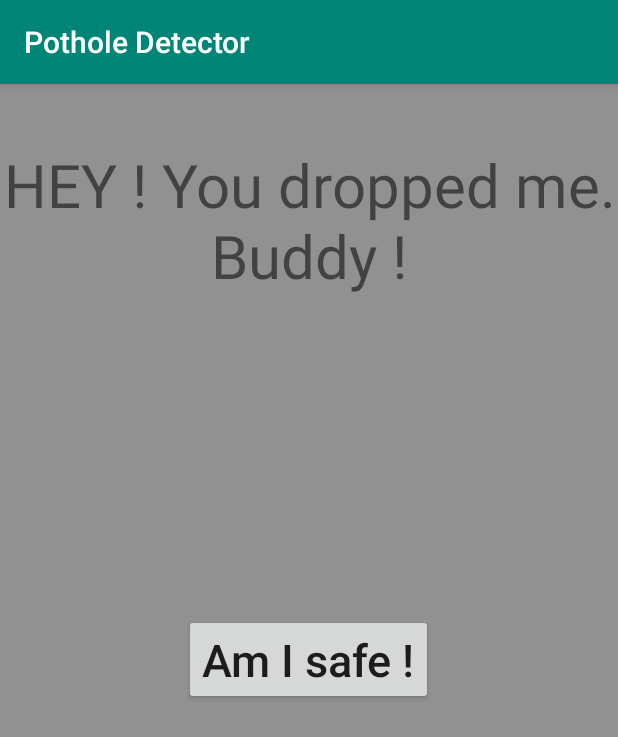
After one commit to atulya-kairati/Pothole-and-phone-drop-detector, an Android app: the Drop screen opened directly, with no data from a screen before it, on a phone screen of 412 x 824 dp. The commit adds this screen. Shown: the top 737 px of the screen. Run offline under Robolectric (Android 15) with nearby library versions, the phone set to English and light mode, and no system bars.

Commit message:
Second Commit

```diff
--- /dev/null
+++ b/app/src/main/java/com/project/potholedetector/Drop.java
@@ -0,0 +1,24 @@
+package com.project.potholedetector;
+
+import android.content.Intent;
+import android.media.MediaPlayer;
+import android.support.v7.app.AppCompatActivity;
+import android.os.Bundle;
+import android.view.View;
+
+public class Drop extends AppCompatActivity {
+
+    @Override
+    protected void onCreate(Bundle savedInstanceState) {
+        super.onCreate(savedInstanceState);
+        setContentView(R.layout.activity_drop);
+    }
+
+    public void safe(View view){
+        Intent myIntent = new Intent(this,MainActivity.class);
+
+
+        //startActivity(myIntent);
+        finish();
+    }
+}
--- /dev/null
+++ b/app/src/main/res/layout/activity_drop.xml
@@ -0,0 +1,28 @@
+<?xml version="1.0" encoding="utf-8"?>
+<RelativeLayout xmlns:android="http://schemas.android.com/apk/res/android"
+    xmlns:app="http://schemas.android.com/apk/res-auto"
+    xmlns:tools="http://schemas.android.com/tools"
+    android:layout_width="match_parent"
+    android:layout_height="match_parent"
+    android:background="#919191"
+    tools:context=".Drop">
+
+    <TextView
+        android:id="@+id/text"
+        android:layout_width="wrap_content"
+        android:layout_height="wrap_content"
+        android:text="@string/hey_you_droped_me_bitch"
+        android:gravity="center"
+        android:paddingTop="40dp"
+        android:textSize="40sp"/>
+    <Button
+        android:id="@+id/safeButton"
+        android:layout_width="wrap_content"
+        android:layout_height="wrap_content"
+        android:layout_centerInParent="true"
+        android:text="@string/am_i_safe"
+        android:textAllCaps="false"
+        android:onClick="safe"
+        android:textSize="30sp"
+        />
+</RelativeLayout>
```
Also changed, not shown: app/src/main/AndroidManifest.xml (+18 -2 lines), app/src/main/java/com/project/potholedetector/FileHandler.java (added, +150 -0 lines), app/src/main/java/com/project/potholedetector/MainActivity.java (+54 -2 lines), app/src/main/java/com/project/potholedetector/SmsHandler.java (added, +24 -0 lines).
